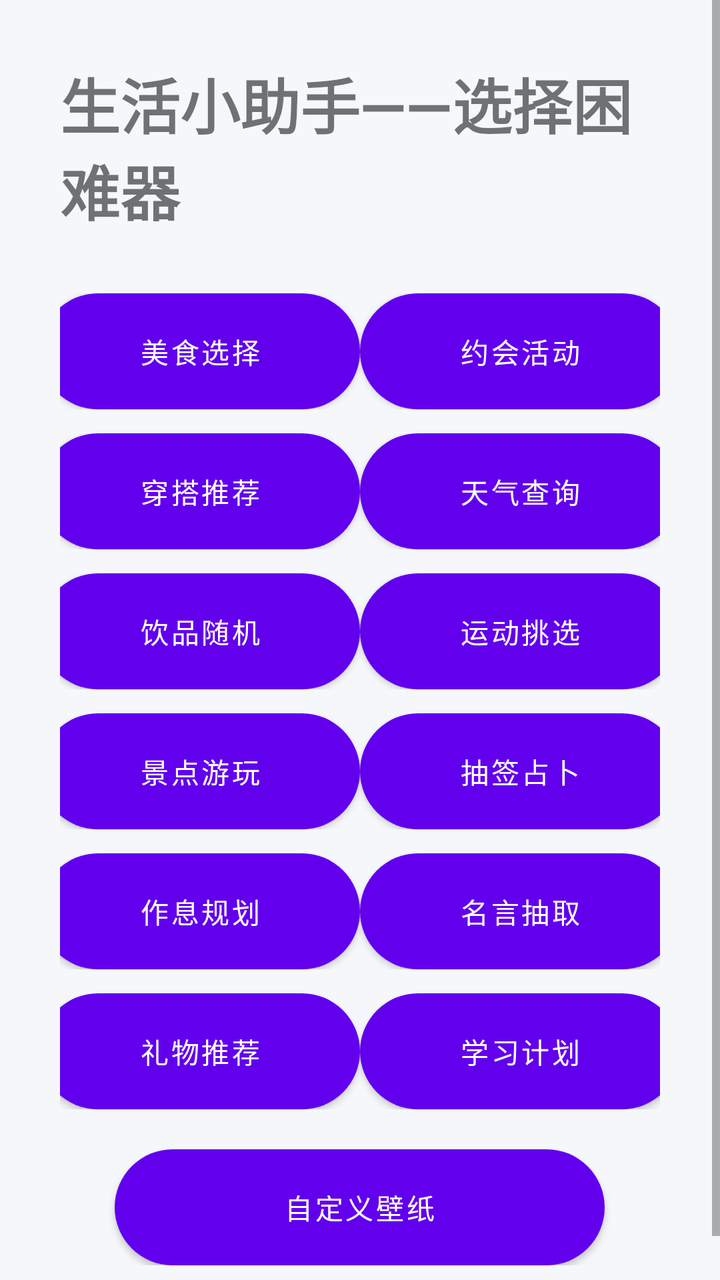
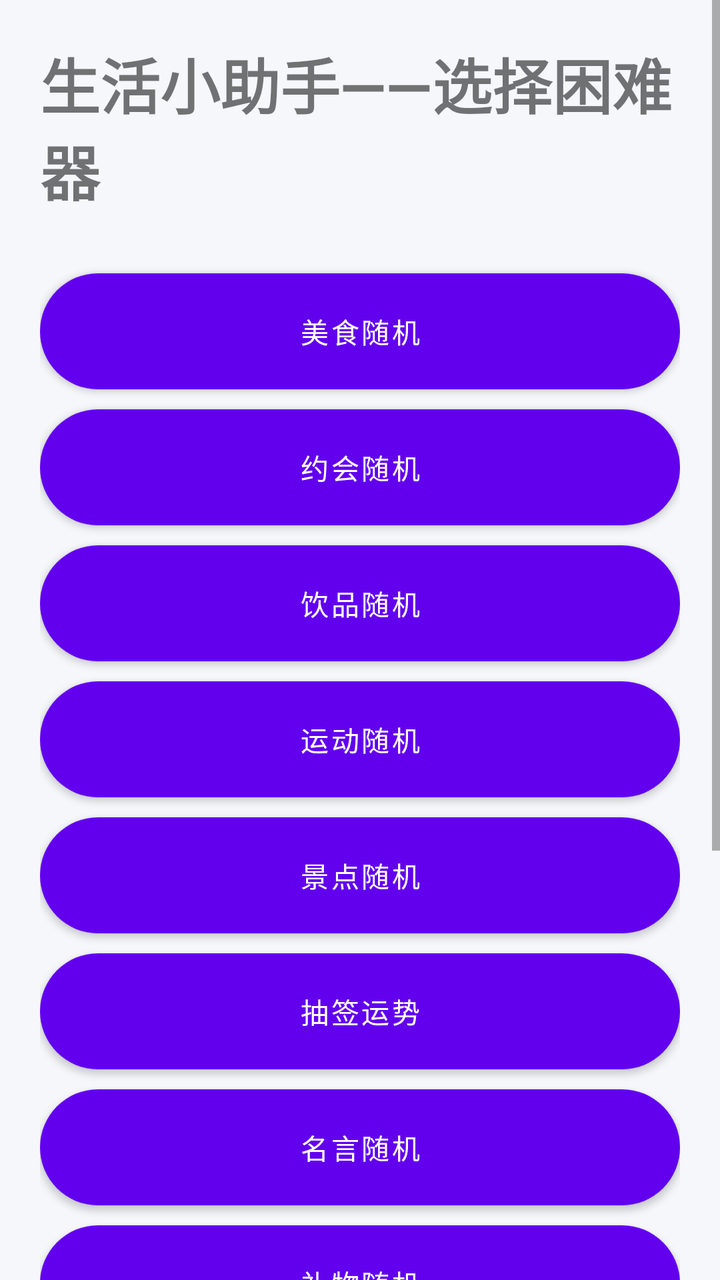

Screens rendered from an Android XML layout before and after an edit, with the pre-edit source and the edit as a unified diff.
<!-- AndroidManifest.xml: application theme Theme.ChooseHelper202 -->
<!-- res/layout/activity_main.xml -->
<?xml version="1.0" encoding="utf-8"?>
<ScrollView xmlns:android="http://schemas.android.com/apk/res/android"
    android:layout_width="match_parent"
    android:layout_height="match_parent"
    android:background="#F5F7FA">

    <LinearLayout
        android:layout_width="match_parent"
        android:layout_height="wrap_content"
        android:gravity="center"
        android:orientation="vertical"
        android:padding="30dp">

        <TextView
            android:layout_width="wrap_content"
            android:layout_height="wrap_content"
            android:text="生活小助手——选择困难器"
            android:textSize="30sp"
            android:textStyle="bold"
            android:layout_marginBottom="30dp"/>

        <LinearLayout
            android:layout_width="match_parent"
            android:layout_height="wrap_content"
            android:orientation="horizontal"
            android:gravity="center"
            android:spacing="12dp">

            <Button
                android:id="@+id/btn_random_eat"
                android:layout_width="160dp"
                android:layout_height="58dp"
                android:text="美食选择"
                android:textColor="#fff"
                android:background="@drawable/btn_primary"/>

            <Button
                android:id="@+id/btn_random_date"
                android:layout_width="160dp"
                android:layout_height="58dp"
                android:text="约会活动"
                android:textColor="#fff"
                android:background="@drawable/btn_primary"/>
        </LinearLayout>

        <LinearLayout
            android:layout_width="match_parent"
            android:layout_height="wrap_content"
            android:orientation="horizontal"
            android:gravity="center"
            android:layout_marginTop="12dp"
            android:spacing="12dp">

            <Button
                android:id="@+id/btn_random_clothes"
                android:layout_width="160dp"
                android:layout_height="58dp"
                android:text="穿搭推荐"
                android:textColor="#fff"
                android:background="@drawable/btn_primary"/>

            <Button
                android:id="@+id/btn_weather"
                android:layout_width="160dp"
                android:layout_height="58dp"
                android:text="天气查询"
                android:textColor="#fff"
                android:background="@drawable/btn_warn"/>
        </LinearLayout>

        <LinearLayout
            android:layout_width="match_parent"
            android:layout_height="wrap_content"
            android:orientation="horizontal"
            android:gravity="center"
            android:layout_marginTop="12dp"
            android:spacing="12dp">

            <Button
                android:id="@+id/btn_drink"
                android:layout_width="160dp"
                android:layout_height="58dp"
                android:text="饮品随机"
                android:textColor="#fff"
                android:background="@drawable/btn_primary"/>

            <Button
                android:id="@+id/btn_sport"
                android:layout_width="160dp"
                android:layout_height="58dp"
                android:text="运动挑选"
                android:textColor="#fff"
                android:background="@drawable/btn_primary"/>
        </LinearLayout>

        <LinearLayout
            android:layout_width="match_parent"
            android:layout_height="wrap_content"
            android:orientation="horizontal"
            android:gravity="center"
            android:layout_marginTop="12dp"
            android:spacing="12dp">

            <Button
                android:id="@+id/btn_scenic"
                android:layout_width="160dp"
                android:layout_height="58dp"
                android:text="景点游玩"
                android:textColor="#fff"
                android:background="@drawable/btn_primary"/>

            <Button
                android:id="@+id/btn_lottery"
                android:layout_width="160dp"
                android:layout_height="58dp"
                android:text="抽签占卜"
                android:textColor="#fff"
                android:background="@drawable/btn_warn"/>
        </LinearLayout>

        <LinearLayout
            android:layout_width="match_parent"
            android:layout_height="wrap_content"
            android:orientation="horizontal"
            android:gravity="center"
            android:layout_marginTop="12dp"
            android:spacing="12dp">

            <Button
                android:id="@+id/btn_schedule"
                android:layout_width="160dp"
                android:layout_height="58dp"
                android:text="作息规划"
                android:textColor="#fff"
                android:background="@drawable/btn_primary"/>

            <Button
                android:id="@+id/btn_motto"
                android:layout_width="160dp"
                android:layout_height="58dp"
                android:text="名言抽取"
                android:textColor="#fff"
                android:background="@drawable/btn_primary"/>
        </LinearLayout>

        <LinearLayout
            android:layout_width="match_parent"
            android:layout_height="wrap_content"
            android:orientation="horizontal"
            android:gravity="center"
            android:layout_marginTop="12dp"
            android:spacing="12dp">

            <Button
                android:id="@+id/btn_gift"
                android:layout_width="160dp"
                android:layout_height="58dp"
                android:text="礼物推荐"
                android:textColor="#fff"
                android:background="@drawable/btn_primary"/>

            <Button
                android:id="@+id/btn_study"
                android:layout_width="160dp"
                android:layout_height="58dp"
                android:text="学习计划"
                android:textColor="#fff"
                android:background="@drawable/btn_primary"/>
        </LinearLayout>

        <Button
            android:id="@+id/btn_setting"
            android:layout_width="245dp"
            android:layout_height="58dp"
            android:text="自定义壁纸"
            android:textColor="#fff"
            android:background="@drawable/btn_grey"
            android:layout_marginTop="20dp"/>

    </LinearLayout>
</ScrollView>
<!-- resources referenced by this layout -->
<resources>
  <!-- drawable btn_grey (drawable) -->
  <?xml version="1.0" encoding="utf-8"?>
  <shape xmlns:android="http://schemas.android.com/apk/res/android">
      <solid android:color="#788090"/>
      <corners android:radius="30dp"/>
  </shape>
  <!-- drawable btn_primary (drawable) -->
  <?xml version="1.0" encoding="utf-8"?>
  <shape xmlns:android="http://schemas.android.com/apk/res/android">
      <gradient
          android:startColor="#5B7FFF"
          android:endColor="#3A5FDD"
          android:angle="45"/>
      <corners android:radius="30dp"/>
  </shape>
  <!-- drawable btn_warn (drawable) -->
  <?xml version="1.0" encoding="utf-8"?>
  <shape xmlns:android="http://schemas.android.com/apk/res/android">
      <gradient
          android:startColor="#FFA048"
          android:endColor="#FF6E2F"
          android:angle="45"/>
      <corners android:radius="30dp"/>
  </shape>
  <style name="Theme.ChooseHelper202" parent="Theme.MaterialComponents.DayNight.NoActionBar">
          <item name="colorPrimary">#6200EE</item>
          <item name="colorPrimaryVariant">#3700B3</item>
          <item name="colorOnPrimary">#FFFFFF</item>
          <item name="colorSecondary">#03DAC5</item>
          <item name="colorSecondaryVariant">#018786</item>
          <item name="colorOnSecondary">#000000</item>
          <item name="android:statusBarColor">?attr/colorPrimaryVariant</item>
      </style>
</resources>

<!-- the commit's change to res/layout/activity_main.xml (unified diff, before → after) -->
@@ -1,181 +1,18 @@
 <?xml version="1.0" encoding="utf-8"?>
-<ScrollView xmlns:android="http://schemas.android.com/apk/res/android"
-    android:layout_width="match_parent"
-    android:layout_height="match_parent"
-    android:background="#F5F7FA">
-
-    <LinearLayout
-        android:layout_width="match_parent"
-        android:layout_height="wrap_content"
-        android:gravity="center"
-        android:orientation="vertical"
-        android:padding="30dp">
-
-        <TextView
-            android:layout_width="wrap_content"
-            android:layout_height="wrap_content"
-            android:text="生活小助手——选择困难器"
-            android:textSize="30sp"
-            android:textStyle="bold"
-            android:layout_marginBottom="30dp"/>
-
-        <LinearLayout
-            android:layout_width="match_parent"
-            android:layout_height="wrap_content"
-            android:orientation="horizontal"
-            android:gravity="center"
-            android:spacing="12dp">
-
-            <Button
-                android:id="@+id/btn_random_eat"
-                android:layout_width="160dp"
-                android:layout_height="58dp"
-                android:text="美食选择"
-                android:textColor="#fff"
-                android:background="@drawable/btn_primary"/>
-
-            <Button
-                android:id="@+id/btn_random_date"
-                android:layout_width="160dp"
-                android:layout_height="58dp"
-                android:text="约会活动"
-                android:textColor="#fff"
-                android:background="@drawable/btn_primary"/>
-        </LinearLayout>
-
-        <LinearLayout
-            android:layout_width="match_parent"
-            android:layout_height="wrap_content"
-            android:orientation="horizontal"
-            android:gravity="center"
-            android:layout_marginTop="12dp"
-            android:spacing="12dp">
-
-            <Button
-                android:id="@+id/btn_random_clothes"
-                android:layout_width="160dp"
-                android:layout_height="58dp"
-                android:text="穿搭推荐"
-                android:textColor="#fff"
-                android:background="@drawable/btn_primary"/>
-
-            <Button
-                android:id="@+id/btn_weather"
-                android:layout_width="160dp"
-                android:layout_height="58dp"
-                android:text="天气查询"
-                android:textColor="#fff"
-                android:background="@drawable/btn_warn"/>
-        </LinearLayout>
-
-        <LinearLayout
-            android:layout_width="match_parent"
-            android:layout_height="wrap_content"
-            android:orientation="horizontal"
-            android:gravity="center"
-            android:layout_marginTop="12dp"
-            android:spacing="12dp">
-
-            <Button
-                android:id="@+id/btn_drink"
-                android:layout_width="160dp"
-                android:layout_height="58dp"
-                android:text="饮品随机"
-                android:textColor="#fff"
-                android:background="@drawable/btn_primary"/>
-
-            <Button
-                android:id="@+id/btn_sport"
-                android:layout_width="160dp"
-                android:layout_height="58dp"
-                android:text="运动挑选"
-                android:textColor="#fff"
-                android:background="@drawable/btn_primary"/>
-        </LinearLayout>
-
-        <LinearLayout
-            android:layout_width="match_parent"
-            android:layout_height="wrap_content"
-            android:orientation="horizontal"
-            android:gravity="center"
-            android:layout_marginTop="12dp"
-            android:spacing="12dp">
-
-            <Button
-                android:id="@+id/btn_scenic"
-                android:layout_width="160dp"
-                android:layout_height="58dp"
-                android:text="景点游玩"
-                android:textColor="#fff"
-                android:background="@drawable/btn_primary"/>
-
-            <Button
-                android:id="@+id/btn_lottery"
-                android:layout_width="160dp"
-                android:layout_height="58dp"
-                android:text="抽签占卜"
-                android:textColor="#fff"
-                android:background="@drawable/btn_warn"/>
-        </LinearLayout>
-
-        <LinearLayout
-            android:layout_width="match_parent"
-            android:layout_height="wrap_content"
-            android:orientation="horizontal"
-            android:gravity="center"
-            android:layout_marginTop="12dp"
-            android:spacing="12dp">
-
-            <Button
-                android:id="@+id/btn_schedule"
-                android:layout_width="160dp"
-                android:layout_height="58dp"
-                android:text="作息规划"
-                android:textColor="#fff"
-                android:background="@drawable/btn_primary"/>
-
-            <Button
-                android:id="@+id/btn_motto"
-                android:layout_width="160dp"
-                android:layout_height="58dp"
-                android:text="名言抽取"
-                android:textColor="#fff"
-                android:background="@drawable/btn_primary"/>
-        </LinearLayout>
-
-        <LinearLayout
-            android:layout_width="match_parent"
-            android:layout_height="wrap_content"
-            android:orientation="horizontal"
-            android:gravity="center"
-            android:layout_marginTop="12dp"
-            android:spacing="12dp">
-
-            <Button
-                android:id="@+id/btn_gift"
-                android:layout_width="160dp"
-                android:layout_height="58dp"
-                android:text="礼物推荐"
-                android:textColor="#fff"
-                android:background="@drawable/btn_primary"/>
-
-            <Button
-                android:id="@+id/btn_study"
-                android:layout_width="160dp"
-                android:layout_height="58dp"
-                android:text="学习计划"
-                android:textColor="#fff"
-                android:background="@drawable/btn_primary"/>
-        </LinearLayout>
-
-        <Button
-            android:id="@+id/btn_setting"
-            android:layout_width="245dp"
-            android:layout_height="58dp"
-            android:text="自定义壁纸"
-            android:textColor="#fff"
-            android:background="@drawable/btn_grey"
-            android:layout_marginTop="20dp"/>
-
+<ScrollView xmlns:android="http://schemas.android.com/apk/res/android" android:layout_width="match_parent" android:layout_height="match_parent" android:background="#F5F7FA">
+    <LinearLayout android:layout_width="match_parent" android:layout_height="wrap_content" android:gravity="center" android:orientation="vertical" android:padding="20dp">
+        <TextView android:layout_width="wrap_content" android:layout_height="wrap_content" android:text="生活小助手——选择困难器" android:textSize="30sp" android:textStyle="bold" android:layout_marginBottom="30dp"/>
+        <Button android:id="@+id/btn_random_eat" android:layout_width="match_parent" android:layout_height="58dp" android:text="美食随机" android:background="@drawable/btn_primary" android:textColor="#fff" android:layout_marginBottom="10dp"/>
+        <Button android:id="@+id/btn_random_date" android:layout_width="match_parent" android:layout_height="58dp" android:text="约会随机" android:background="@drawable/btn_primary" android:textColor="#fff" android:layout_marginBottom="10dp"/>
+        <Button android:id="@+id/btn_drink" android:layout_width="match_parent" android:layout_height="58dp" android:text="饮品随机" android:background="@drawable/btn_primary" android:textColor="#fff" android:layout_marginBottom="10dp"/>
+        <Button android:id="@+id/btn_sport" android:layout_width="match_parent" android:layout_height="58dp" android:text="运动随机" android:background="@drawable/btn_primary" android:textColor="#fff" android:layout_marginBottom="10dp"/>
+        <Button android:id="@+id/btn_scenic" android:layout_width="match_parent" android:layout_height="58dp" android:text="景点随机" android:background="@drawable/btn_primary" android:textColor="#fff" android:layout_marginBottom="10dp"/>
+        <Button android:id="@+id/btn_lottery" android:layout_width="match_parent" android:layout_height="58dp" android:text="抽签运势" android:background="@drawable/btn_primary" android:textColor="#fff" android:layout_marginBottom="10dp"/>
+        <Button android:id="@+id/btn_motto" android:layout_width="match_parent" android:layout_height="58dp" android:text="名言随机" android:background="@drawable/btn_primary" android:textColor="#fff" android:layout_marginBottom="10dp"/>
+        <Button android:id="@+id/btn_gift" android:layout_width="match_parent" android:layout_height="58dp" android:text="礼物随机" android:background="@drawable/btn_primary" android:textColor="#fff" android:layout_marginBottom="10dp"/>
+        <Button android:id="@+id/btn_tool" android:layout_width="match_parent" android:layout_height="58dp" android:text="随机数/字母" android:background="@drawable/btn_primary" android:textColor="#fff" android:layout_marginBottom="10dp"/>
+        <Button android:id="@+id/btn_random_clothes" android:layout_width="match_parent" android:layout_height="58dp" android:text="穿搭推荐" android:background="@drawable/btn_warn" android:textColor="#fff" android:layout_marginBottom="10dp"/>
+        <Button android:id="@+id/btn_weather" android:layout_width="match_parent" android:layout_height="58dp" android:text="天气查询" android:background="@drawable/btn_warn" android:textColor="#fff" android:layout_marginBottom="10dp"/>
+        <Button android:id="@+id/btn_setting" android:layout_width="match_parent" android:layout_height="58dp" android:text="壁纸设置" android:background="@drawable/btn_grey" android:textColor="#fff"/>
     </LinearLayout>
 </ScrollView>
